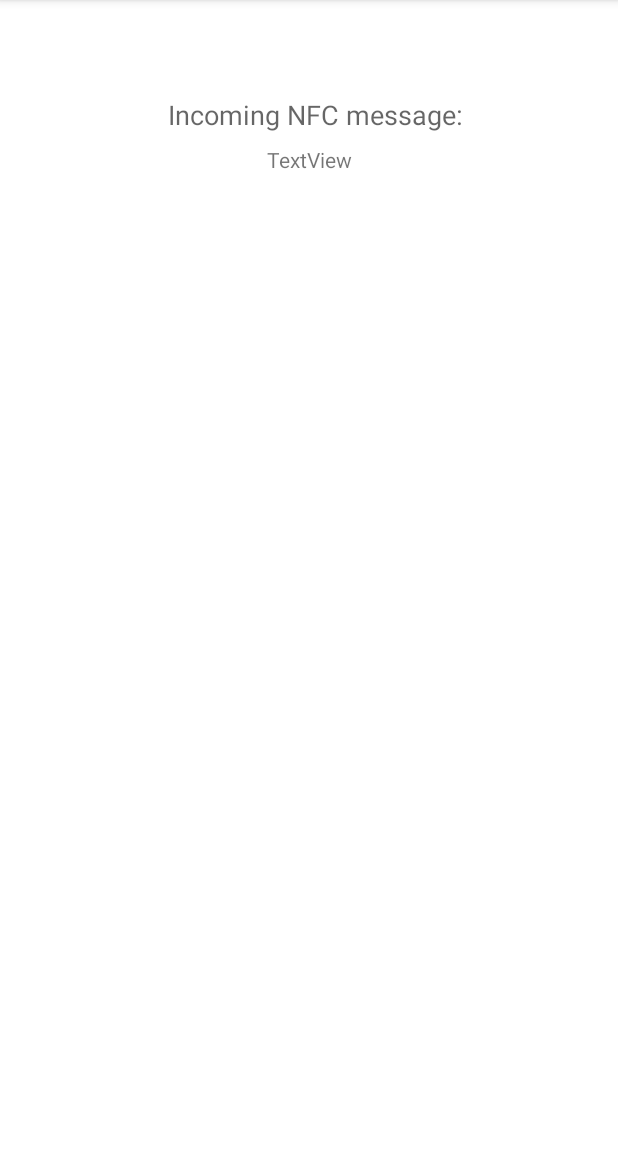
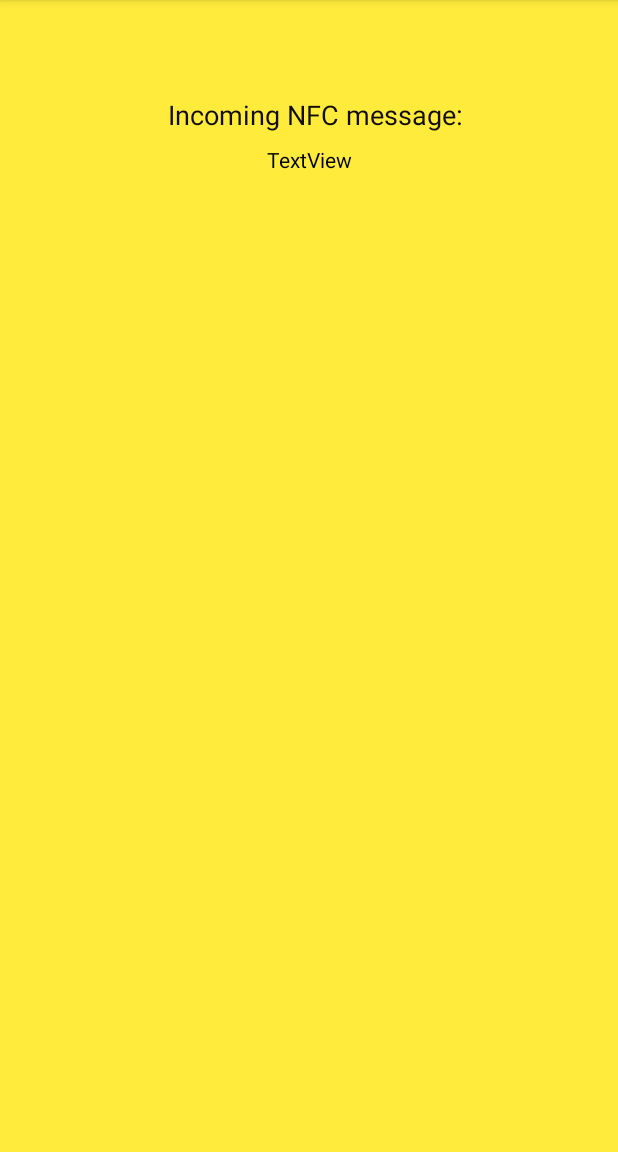
Before and after one commit to ReyLinn/Dev-CashManager-Android-Bootstrap, an Android app: the ReceiverActivity screen opened directly, with no data from a screen before it, on a phone screen of 412 x 824 dp, the part 84-1236 px from its top. Run offline under Robolectric (Android 15) with nearby library versions, the phone set to English and light mode, and no system bars; 2 statements that could not run were skipped.

Commit message:
Feat: connect nfc and add view, change background and text color

```diff
--- a/app/src/main/java/com/androidbootstrap/bootstrap/ReceiverActivity.kt
+++ b/app/src/main/java/com/androidbootstrap/bootstrap/ReceiverActivity.kt
@@ -8,9 +8,9 @@ import android.nfc.NdefRecord
 import android.nfc.NfcAdapter
 import android.os.Bundle
 import android.os.Parcelable
-import android.support.v7.app.AppCompatActivity
 import android.widget.TextView
 import android.widget.Toast
+import androidx.appcompat.app.AppCompatActivity
 
 const val MIME_TEXT_PLAIN = "text/plain"
 
@@ -28,6 +28,8 @@ class ReceiverActivity : AppCompatActivity() {
     override fun onCreate(savedInstanceState: Bundle?) {
         super.onCreate(savedInstanceState)
         setContentView(R.layout.activity_receiver)
+/*        setSupportActionBar(findViewById(R.id.toolbar2))
+        supportActionBar?.setDisplayHomeAsUpEnabled(true)*/
 
         this.nfcAdapter = NfcAdapter.getDefaultAdapter(this)?.let { it }
 
@@ -52,6 +54,7 @@ class ReceiverActivity : AppCompatActivity() {
     }
 
     override fun onNewIntent(intent: Intent) {
+        super.onNewIntent(intent)
         // also reading NFC message from here in case this activity is already started in order
         // not to start another instance of this activity
         receiveMessageFromDevice(intent)
@@ -76,7 +79,7 @@ class ReceiverActivity : AppCompatActivity() {
         if (NfcAdapter.ACTION_NDEF_DISCOVERED == action) {
             val parcelables = intent.getParcelableArrayExtra(NfcAdapter.EXTRA_NDEF_MESSAGES)
             with(parcelables) {
-                val inNdefMessage = this[0] as NdefMessage
+                val inNdefMessage = this?.get(0) as NdefMessage
                 val inNdefRecords = inNdefMessage.records
                 val ndefRecord_0 = inNdefRecords[0]
 
@@ -86,6 +89,10 @@ class ReceiverActivity : AppCompatActivity() {
         }
     }
 
+/*    override fun onSupportNavigateUp(): Boolean {
+        onBackPressed()
+        return true
+    }*/
 
     // Foreground dispatch holds the highest priority for capturing NFC intents
     // then go activities with these intent filters:
--- a/app/src/main/java/com/androidbootstrap/bootstrap/nfc/OutcomingNfcManager.kt
+++ b/app/src/main/java/com/androidbootstrap/bootstrap/nfc/OutcomingNfcManager.kt
@@ -4,6 +4,7 @@ import android.nfc.NdefMessage;
 import android.nfc.NdefRecord;
 import android.nfc.NfcAdapter;
 import android.nfc.NfcEvent;
+import com.androidbootstrap.bootstrap.MIME_TEXT_PLAIN
 
 class OutcomingNfcManager(
     private val nfcActivity: NfcActivity
--- a/app/src/main/res/layout/activity_receiver.xml
+++ b/app/src/main/res/layout/activity_receiver.xml
@@ -1,35 +1,35 @@
 <?xml version="1.0" encoding="utf-8"?>
-<androidx.constraintlayout.widget.ConstraintLayout
-    xmlns:android="http://schemas.android.com/apk/res/android"
+<androidx.constraintlayout.widget.ConstraintLayout xmlns:android="http://schemas.android.com/apk/res/android"
     xmlns:app="http://schemas.android.com/apk/res-auto"
     android:layout_width="match_parent"
-    android:layout_height="match_parent">
+    android:layout_height="match_parent"
+    android:background="#FFEB3B">
 
     <TextView
         android:id="@+id/tv_in_label"
         android:layout_width="wrap_content"
         android:layout_height="wrap_content"
-        android:layout_marginEnd="8dp"
-        android:layout_marginLeft="16dp"
-        android:layout_marginRight="8dp"
         android:layout_marginStart="16dp"
         android:layout_marginTop="64dp"
+        android:layout_marginEnd="8dp"
         android:text="Incoming NFC message:"
         android:textAppearance="@style/TextAppearance.AppCompat.Medium"
+        android:textColor="#100C0C"
         app:layout_constraintEnd_toEndOf="parent"
         app:layout_constraintStart_toStartOf="parent"
-        app:layout_constraintTop_toTopOf="parent"/>
+        app:layout_constraintTop_toTopOf="parent" />
 
     <TextView
         android:id="@+id/tv_in_message"
         android:layout_width="wrap_content"
         android:layout_height="wrap_content"
-        android:layout_marginEnd="8dp"
         android:layout_marginStart="8dp"
         android:layout_marginTop="8dp"
+        android:layout_marginEnd="8dp"
         android:text="TextView"
+        android:textColor="#000000"
         app:layout_constraintEnd_toEndOf="parent"
         app:layout_constraintStart_toStartOf="parent"
-        app:layout_constraintTop_toBottomOf="@+id/tv_in_label"/>
+        app:layout_constraintTop_toBottomOf="@+id/tv_in_label" />
 
 </androidx.constraintlayout.widget.ConstraintLayout>
--- a/app/src/main/res/menu/menu_main.xml
+++ b/app/src/main/res/menu/menu_main.xml
@@ -11,4 +11,10 @@
     <item
         android:id="@+id/action_disconnect"
         android:title="@string/action_disconnect" />
+    <item
+        android:id="@+id/action_sender"
+        android:title="@string/action_sender" />
+    <item
+        android:id="@+id/action_receiver"
+        android:title="@string/action_receiver" />
 </menu>
```
Also changed, not shown: app/src/main/java/com/androidbootstrap/bootstrap/MainActivity.kt (+27 -6 lines), app/src/main/java/com/androidbootstrap/bootstrap/SenderActivity.kt (+10 -2 lines), app/src/main/res/layout/activity_sender.xml (+16 -14 lines), app/src/main/res/values/strings.xml (+7 -0 lines).
